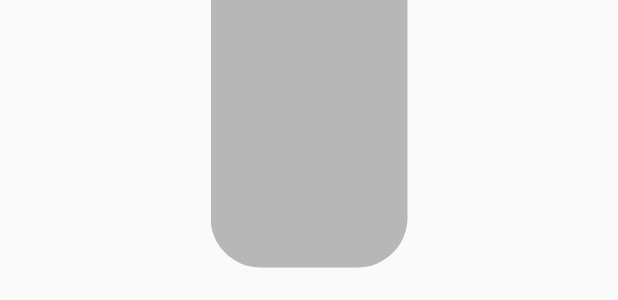
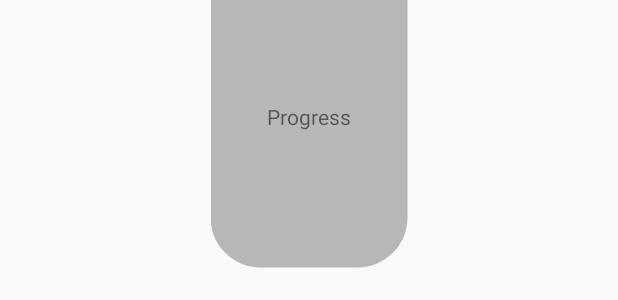
Before and after one commit to BonnyWang/PhotonLab-Android, an Android app: the layout activity_main.xml on its own in the app's theme, with its tools: preview values and no code run, on a phone screen of 412 x 824 dp. Shown: the part 357-657 px from the top of the screen. Run offline under Robolectric (Android 15) with nearby library versions, the phone set to English and light mode, and no system bars.

Commit message:
Seekbar Textview Changed

```diff
--- a/app/src/main/res/layout/activity_main.xml
+++ b/app/src/main/res/layout/activity_main.xml
@@ -39,23 +39,6 @@
         app:layout_constraintRight_toRightOf="parent"
         app:menu="@menu/bottom_nav_menu" />
 
-    <TextView
-        android:id="@+id/textView2"
-        android:layout_width="wrap_content"
-        android:layout_height="wrap_content"
-        android:layout_marginStart="8dp"
-        android:layout_marginLeft="8dp"
-        android:layout_marginEnd="8dp"
-        android:layout_marginRight="8dp"
-        android:layout_marginBottom="8dp"
-        android:text="TextView"
-        app:layout_constraintBottom_toTopOf="@+id/nav_view"
-        app:layout_constraintEnd_toEndOf="parent"
-        app:layout_constraintHorizontal_bias="0.449"
-        app:layout_constraintStart_toStartOf="parent"
-        app:layout_constraintTop_toTopOf="parent"
-        app:layout_constraintVertical_bias="0.291" />
-
     <SeekBar
         android:id="@+id/seekBar5"
         android:layout_width="293dp"
@@ -71,6 +54,22 @@
         android:progressDrawable="@drawable/seekbar_drawable_progress"
         android:thumb="@drawable/seekbar_drawable_thumb"
         android:rotation="-90"/>
+
+    <TextView
+        android:id="@+id/textView2"
+        android:layout_width="wrap_content"
+        android:layout_height="wrap_content"
+        android:layout_marginStart="8dp"
+        android:layout_marginLeft="8dp"
+        android:layout_marginEnd="8dp"
+        android:layout_marginRight="8dp"
+        android:layout_marginBottom="8dp"
+        android:text="@string/Progress"
+        app:layout_constraintBottom_toTopOf="@+id/nav_view"
+        app:layout_constraintEnd_toEndOf="parent"
+        app:layout_constraintStart_toStartOf="parent"
+        app:layout_constraintTop_toTopOf="parent"
+        app:layout_constraintVertical_bias="0.413" />
 
     <LinearLayout
         android:id="@+id/coloroptions"
--- a/app/src/main/res/values/strings.xml
+++ b/app/src/main/res/values/strings.xml
@@ -7,4 +7,5 @@
     <string name="title_notifications2">Notifications2</string>
     <string name="title_activity_themes">Themes</string>
     <string name = "demo_card_text">DemoCard</string>
+    <string name = "Progress">Progress</string>>
 </resources>
```
